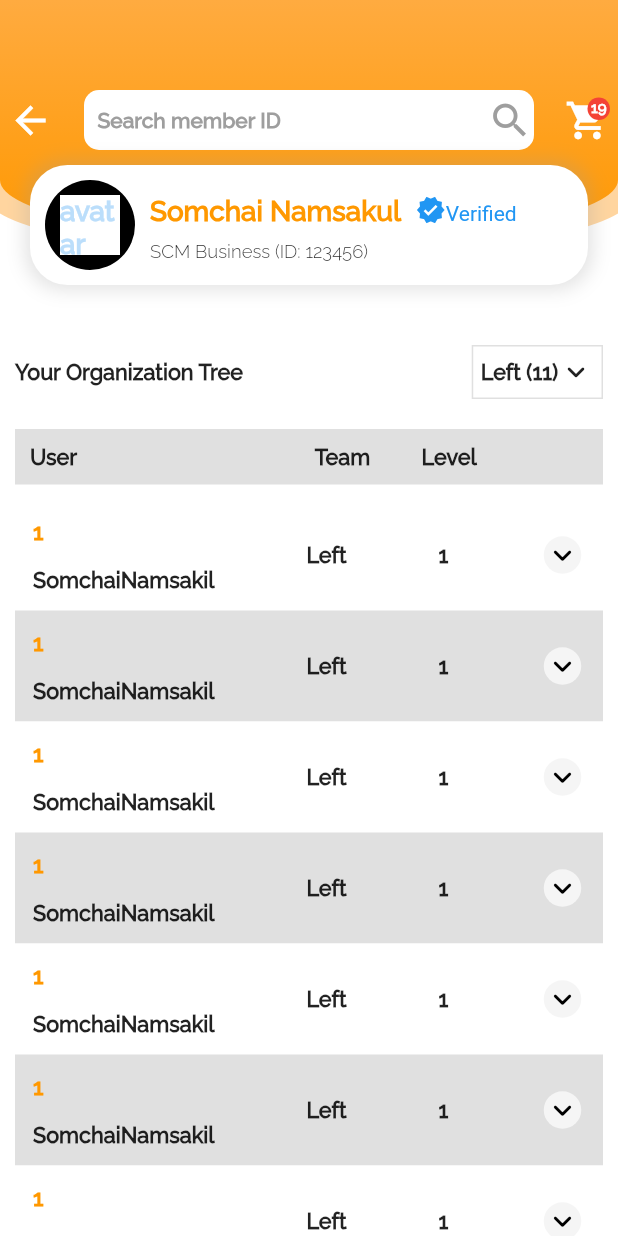
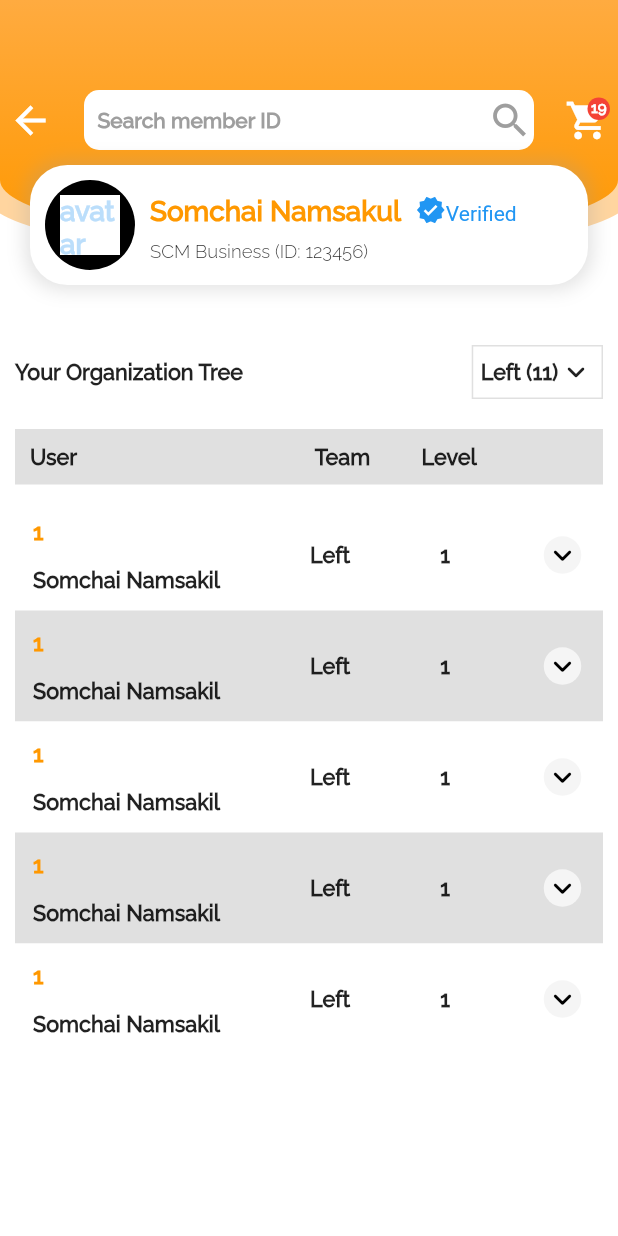
Before and after one commit to tinyboyX/flutter-temp, a Flutter app: the SponsorChartScreen screen opened directly, on a phone screen of 412 x 824 dp. Run offline on Flutter 3.47's test engine with Material 2 defaults, Android fonts, the phone set to English and light mode, and no system bars; our stand-ins replace bloc, dio, equatable, firebase_analytics, firebase_core, firebase_crashlytics and 8 more; missing offline and left inert: firebase_analytics_web, firebase_core_web, shared_preferences_web; accounts and stored records are empty; generated files the repository leaves out were written again.

Commit message:
update model

```diff
--- a/lib/data/main/model/chart_item_member_model.dart
+++ b/lib/data/main/model/chart_item_member_model.dart
@@ -6,44 +6,288 @@ class MemberModel {
     required this.memberName,
     required this.memberTeam,
     required this.memberLevel,
-    required this.type,
+    required this.typeApplyLevel,
     required this.star,
-    required this.cMatching,
-    this.hPosition,
+    required this.currentMatching,
+    this.highestPosition,
+    this.status,
+    this.applyDate,
+    this.expireDate,
+    this.upgradeExpireDate,
+    this.maxPin,
+    this.lastPin,
+    this.newSponsor,
+    this.memToSup,
+    this.memToEx,
+    this.ownPV,
+    this.leftPV,
+    this.rightPV,
+    this.pvLevel,
   });
 
   int memberID;
   String memberName;
   String memberTeam;
   int memberLevel;
-  String type;
+  String typeApplyLevel;
   String star;
-  String cMatching;
-  String? hPosition;
+  String currentMatching;
+  String? highestPosition;
+  String? applyDate;
+  String? expireDate;
+  String? upgradeExpireDate;
+  bool? status;
+  String? maxPin;
+  String? lastPin;
+  String? newSponsor;
+  String? memToSup;
+  String? memToEx;
+  String? ownPV;
+  String? leftPV;
+  String? rightPV;
+  String? pvLevel;
 }
+
+MemberModel getTempMember() {
+  return MemberModel(
+      memberID: 1,
+      memberName: 'Somchai Namsakil',
+      memberTeam: 'Left',
+      memberLevel: 1,
+      typeApplyLevel: 'MB',
+      star: 'SS',
+      currentMatching: 'SU',
+      highestPosition: '-',
+      applyDate: '2018-05-21',
+      expireDate: '2021-05-21',
+      upgradeExpireDate: '2021-05-21',
+      maxPin: '-',
+      lastPin: '01SU',
+      newSponsor: '0',
+      memToSup: '0',
+      memToEx: '0',
+      ownPV: '0',
+      leftPV: '40',
+      rightPV: '0',
+      pvLevel: '-');
+}
+
 final List<MemberModel> listOrganizeChart = [
-  MemberModel(memberID: 1, memberName: 'SomchaiNamsakil', memberTeam: 'Left', memberLevel: 1, type: 'MB', star: 'SS', cMatching: 'SU', hPosition: '-'),
-  MemberModel(memberID: 1, memberName: 'SomchaiNamsakil', memberTeam: 'Left', memberLevel: 1, type: 'MB', star: 'SS', cMatching: 'SU', hPosition: '-'),
-  MemberModel(memberID: 1, memberName: 'SomchaiNamsakil', memberTeam: 'Left', memberLevel: 1, type: 'MB', star: 'SS', cMatching: 'SU', hPosition: '-'),
-  MemberModel(memberID: 1, memberName: 'SomchaiNamsakil', memberTeam: 'Left', memberLevel: 1, type: 'MB', star: 'SS', cMatching: 'SU', hPosition: '-'),
-  MemberModel(memberID: 1, memberName: 'SomchaiNamsakil', memberTeam: 'Left', memberLevel: 1, type: 'MB', star: 'SS', cMatching: 'SU', hPosition: '-'),
-  MemberModel(memberID: 1, memberName: 'SomchaiNamsakil', memberTeam: 'Left', memberLevel: 1, type: 'MB', star: 'SS', cMatching: 'SU', hPosition: '-'),
-  MemberModel(memberID: 1, memberName: 'SomchaiNamsakil', memberTeam: 'Left', memberLevel: 1, type: 'MB', star: 'SS', cMatching: 'SU', hPosition: '-'),
-  MemberModel(memberID: 1, memberName: 'SomchaiNamsakil', memberTeam: 'Left', memberLevel: 1, type: 'MB', star: 'SS', cMatching: 'SU', hPosition: '-'),
-  MemberModel(memberID: 1, memberName: 'SomchaiNamsakil', memberTeam: 'Left', memberLevel: 1, type: 'MB', star: 'SS', cMatching: 'SU', hPosition: '-'),
-  MemberModel(memberID: 1, memberName: 'SomchaiNamsakil', memberTeam: 'Left', memberLevel: 1, type: 'MB', star: 'SS', cMatching: 'SU', hPosition: '-'),
-  MemberModel(memberID: 1, memberName: 'SomchaiNamsakil', memberTeam: 'Left', memberLevel: 1, type: 'MB', star: 'SS', cMatching: 'SU', hPosition: '-'),
+  MemberModel(
+      memberID: 1,
+      memberName: 'Somchai Namsakil',
+      memberTeam: 'Left',
+      memberLevel: 1,
+      typeApplyLevel: 'MB',
+      star: 'SS',
+      currentMatching: 'SU',
+      highestPosition: '-',
+      applyDate: '2018-05-21',
+      expireDate: '2021-05-21',
+      upgradeExpireDate: '2021-05-21',
+      maxPin: '-',
+      lastPin: '01SU',
+      newSponsor: '0',
+      memToSup: '0',
+      memToEx: '0',
+      ownPV: '0',
+      leftPV: '40',
+      rightPV: '0',
+      pvLevel: '-'),
+  MemberModel(
+      memberID: 1,
+      memberName: 'Somchai Namsakil',
+      memberTeam: 'Left',
+      memberLevel: 1,
+      typeApplyLevel: 'MB',
+      star: 'SS',
+      currentMatching: 'SU',
+      highestPosition: '-',
+      applyDate: '2018-05-21',
+      expireDate: '2021-05-21',
+      upgradeExpireDate: '2021-05-21',
+      maxPin: '-',
+      lastPin: '01SU',
+      newSponsor: '0',
+      memToSup: '0',
+      memToEx: '0',
+      ownPV: '0',
+      leftPV: '40',
+      rightPV: '0',
+      pvLevel: '-'),
+  MemberModel(
+      memberID: 1,
+      memberName: 'Somchai Namsakil',
+      memberTeam: 'Left',
+      memberLevel: 1,
+      typeApplyLevel: 'MB',
+      star: 'SS',
+      currentMatching: 'SU',
+      highestPosition: '-',
+      applyDate: '2018-05-21',
+      expireDate: '2021-05-21',
+      upgradeExpireDate: '2021-05-21',
+      maxPin: '-',
+      lastPin: '01SU',
+      newSponsor: '0',
+      memToSup: '0',
+      memToEx: '0',
+      ownPV: '0',
+      leftPV: '40',
+      rightPV: '0',
+      pvLevel: '-'),
+  MemberModel(
+      memberID: 1,
+      memberName: 'Somchai Namsakil',
+      memberTeam: 'Left',
+      memberLevel: 1,
+      typeApplyLevel: 'MB',
+      star: 'SS',
+      currentMatching: 'SU',
+      highestPosition: '-',
+      applyDate: '2018-05-21',
+      expireDate: '2021-05-21',
+      upgradeExpireDate: '2021-05-21',
+      maxPin: '-',
+      lastPin: '01SU',
+      newSponsor: '0',
+      memToSup: '0',
+      memToEx: '0',
+      ownPV: '0',
+      leftPV: '40',
+      rightPV: '0',
+      pvLevel: '-'),
+  MemberModel(
+      memberID: 1,
+      memberName: 'Somchai Namsakil',
+      memberTeam: 'Left',
+      memberLevel: 1,
+      typeApplyLevel: 'MB',
+      star: 'SS',
+      currentMatching: 'SU',
+      highestPosition: '-',
+      applyDate: '2018-05-21',
+      expireDate: '2021-05-21',
+      upgradeExpireDate: '2021-05-21',
+      maxPin: '-',
+      lastPin: '01SU',
+      newSponsor: '0',
+      memToSup: '0',
+      memToEx: '0',
+      ownPV: '0',
+      leftPV: '40',
+      rightPV: '0',
+      pvLevel: '-'),
 ];
 final List<MemberModel> listSponsorChart = [
-  MemberModel(memberID: 1, memberName: 'SomchaiNamsakil', memberTeam: 'Left', memberLevel: 1, type: 'MB', star: 'SS', cMatching: 'SU', hPosition: '-'),
-  MemberModel(memberID: 1, memberName: 'SomchaiNamsakil', memberTeam: 'Left', memberLevel: 1, type: 'MB', star: 'SS', cMatching: 'SU', hPosition: '-'),
-  MemberModel(memberID: 1, memberName: 'SomchaiNamsakil', memberTeam: 'Left', memberLevel: 1, type: 'MB', star: 'SS', cMatching: 'SU', hPosition: '-'),
-  MemberModel(memberID: 1, memberName: 'SomchaiNamsakil', memberTeam: 'Left', memberLevel: 1, type: 'MB', star: 'SS', cMatching: 'SU', hPosition: '-'),
-  MemberModel(memberID: 1, memberName: 'SomchaiNamsakil', memberTeam: 'Left', memberLevel: 1, type: 'MB', star: 'SS', cMatching: 'SU', hPosition: '-'),
-  MemberModel(memberID: 1, memberName: 'SomchaiNamsakil', memberTeam: 'Left', memberLevel: 1, type: 'MB', star: 'SS', cMatching: 'SU', hPosition: '-'),
-  MemberModel(memberID: 1, memberName: 'SomchaiNamsakil', memberTeam: 'Left', memberLevel: 1, type: 'MB', star: 'SS', cMatching: 'SU', hPosition: '-'),
-  MemberModel(memberID: 1, memberName: 'SomchaiNamsakil', memberTeam: 'Left', memberLevel: 1, type: 'MB', star: 'SS', cMatching: 'SU', hPosition: '-'),
-  MemberModel(memberID: 1, memberName: 'SomchaiNamsakil', memberTeam: 'Left', memberLevel: 1, type: 'MB', star: 'SS', cMatching: 'SU', hPosition: '-'),
-  MemberModel(memberID: 1, memberName: 'SomchaiNamsakil', memberTeam: 'Left', memberLevel: 1, type: 'MB', star: 'SS', cMatching: 'SU', hPosition: '-'),
-  MemberModel(memberID: 1, memberName: 'SomchaiNamsakil', memberTeam: 'Left', memberLevel: 1, type: 'MB', star: 'SS', cMatching: 'SU', hPosition: '-'),
+  MemberModel(
+    memberID: 1,
+    memberName: 'SomchaiNamsakil',
+    memberTeam: 'Left',
+    memberLevel: 1,
+    typeApplyLevel: 'MB',
+    star: 'SS',
+    currentMatching: 'SU',
+    highestPosition: '-',
+  ),
+  MemberModel(
+    memberID: 1,
+    memberName: 'SomchaiNamsakil',
+    memberTeam: 'Left',
+    memberLevel: 1,
+    typeApplyLevel: 'MB',
+    star: 'SS',
+    currentMatching: 'SU',
+    highestPosition: '-',
+  ),
+  MemberModel(
+    memberID: 1,
+    memberName: 'SomchaiNamsakil',
+    memberTeam: 'Left',
+    memberLevel: 1,
+    typeApplyLevel: 'MB',
+    star: 'SS',
+    currentMatching: 'SU',
+    highestPosition: '-',
+  ),
+  MemberModel(
+    memberID: 1,
+    memberName: 'SomchaiNamsakil',
+    memberTeam: 'Left',
+    memberLevel: 1,
+    typeApplyLevel: 'MB',
+    star: 'SS',
+    currentMatching: 'SU',
+    highestPosition: '-',
+  ),
+  MemberModel(
+    memberID: 1,
+    memberName: 'SomchaiNamsakil',
+    memberTeam: 'Left',
+    memberLevel: 1,
+    typeApplyLevel: 'MB',
+    star: 'SS',
+    currentMatching: 'SU',
+    highestPosition: '-',
+  ),
+  MemberModel(
+    memberID: 1,
+    memberName: 'SomchaiNamsakil',
+    memberTeam: 'Left',
+    memberLevel: 1,
+    typeApplyLevel: 'MB',
+    star: 'SS',
+    currentMatching: 'SU',
+    highestPosition: '-',
+  ),
+  MemberModel(
+    memberID: 1,
+    memberName: 'SomchaiNamsakil',
+    memberTeam: 'Left',
+    memberLevel: 1,
+    typeApplyLevel: 'MB',
+    star: 'SS',
+    currentMatching: 'SU',
+    highestPosition: '-',
+  ),
+  MemberModel(
+    memberID: 1,
+    memberName: 'SomchaiNamsakil',
+    memberTeam: 'Left',
+    memberLevel: 1,
+    typeApplyLevel: 'MB',
+    star: 'SS',
+    currentMatching: 'SU',
+    highestPosition: '-',
+  ),
+  MemberModel(
+    memberID: 1,
+    memberName: 'SomchaiNamsakil',
+    memberTeam: 'Left',
+    memberLevel: 1,
+    typeApplyLevel: 'MB',
+    star: 'SS',
+    currentMatching: 'SU',
+    highestPosition: '-',
+  ),
+  MemberModel(
+    memberID: 1,
+    memberName: 'SomchaiNamsakil',
+    memberTeam: 'Left',
+    memberLevel: 1,
+    typeApplyLevel: 'MB',
+    star: 'SS',
+    currentMatching: 'SU',
+    highestPosition: '-',
+  ),
+  MemberModel(
+    memberID: 1,
+    memberName: 'SomchaiNamsakil',
+    memberTeam: 'Left',
+    memberLevel: 1,
+    typeApplyLevel: 'MB',
+    star: 'SS',
+    currentMatching: 'SU',
+    highestPosition: '-',
+  ),
 ];
--- a/lib/data/main/model/item_model.dart
+++ b/lib/data/main/model/item_model.dart
@@ -36,7 +36,13 @@ List<ItemModel> accountItems = [
   ItemModel(icon: Icons.help, title: 'Help Center', isDivide: false),
 ];
 final List<ItemModel> itemsPersonal = [
-  ItemModel(icon: Icons.add_task_outlined, title: 'Personal Statistic', isDivide: false),
+  ItemModel(
+      icon: Icons.add_task_outlined,
+      title: 'Personal Statistic',
+      isDivide: false,
+      onTap: () {
+        Navigator.pushNamed(NavigationUtil.accountKey.currentContext!, AccountNestedRouteDefine.PersonalStatisticScreen.name);
+      }),
   ItemModel(
       icon: Icons.person_add,
       title: 'Account Information',
--- a/lib/presentation/common/widget/chart/widget/widget_chart_item.dart
+++ b/lib/presentation/common/widget/chart/widget/widget_chart_item.dart
@@ -139,7 +139,7 @@ class _WidgetChartItemState extends State<WidgetChartItem> {
                         height: 15,
                       ),
                       Text(
-                        widget.memberModel.type,
+                        widget.memberModel.typeApplyLevel,
                         style: const TextStyle(fontSize: 12, fontWeight: FontWeight.bold),
                       ),
                     ],
--- a/lib/presentation/personal_statistic/personal_statistic_route.dart
+++ b/lib/presentation/personal_statistic/personal_statistic_route.dart
@@ -0,0 +1,6 @@
+import 'package:clean_architechture/presentation/personal_statistic/ui/personal_statistic_screen.dart';
+import 'package:flutter/cupertino.dart';
+
+class PersonalStatisticRoute {
+  static Widget get route => const PersonalStatisticScreen();
+}
--- /dev/null
+++ b/lib/presentation/personal_statistic/ui/personal_statistic_screen.dart
@@ -0,0 +1,26 @@
+import 'package:clean_architechture/presentation/report/ui/widget/widget_appbar_report.dart';
+import 'package:flutter/cupertino.dart';
+import 'package:flutter/material.dart';
+
+class PersonalStatisticScreen extends StatelessWidget {
+  const PersonalStatisticScreen({Key? key}) : super(key: key);
+
+  @override
+  Widget build(BuildContext context) {
+    return Scaffold(
+      body: SingleChildScrollView(
+        child: Column(
+          children: [
+            const AppBarReportWidget(),
+            Slider(
+              max: 1000,
+              min: 0,
+              value: 500,
+              onChanged: (value) {},
+            ),
+          ],
+        ),
+      ),
+    );
+  }
+}
--- a/lib/utils/route/account_nested_routing.dart
+++ b/lib/utils/route/account_nested_routing.dart
@@ -1,5 +1,6 @@
 import 'package:clean_architechture/presentation/account_information/account_information_route.dart';
 import 'package:clean_architechture/presentation/organize_chart/organize_chart_route.dart';
+import 'package:clean_architechture/presentation/personal_statistic/personal_statistic_route.dart';
 import 'package:clean_architechture/presentation/report/report_route.dart';
 import 'package:clean_architechture/presentation/sponsor_chart/sponsor_chart_route.dart';
 import 'package:flutter/material.dart';
@@ -12,7 +13,6 @@ enum AccountNestedRouteDefine {
   SponsorChartScreen,
   G1AnalysisScreen,
 }
-
 class AccountNestedAppRouting {
   static MaterialPageRoute generateRoute(RouteSettings settings) {
     final routes = <String, WidgetBuilder>{
@@ -20,6 +20,7 @@ class AccountNestedAppRouting {
       AccountNestedRouteDefine.OrganizeChartScreen.name: (_) => OrganizeChartRoute.route,
       AccountNestedRouteDefine.AccountInformationScreen.name: (_) => AccountInformationRoute.route,
       AccountNestedRouteDefine.SponsorChartScreen.name: (_) => SponsorChartRoute.route,
+      AccountNestedRouteDefine.PersonalStatisticScreen.name: (_) => PersonalStatisticRoute.route,
     };
 
     final routeBuilder = routes[settings.name];
```
Also changed, not shown: 4 other files.
